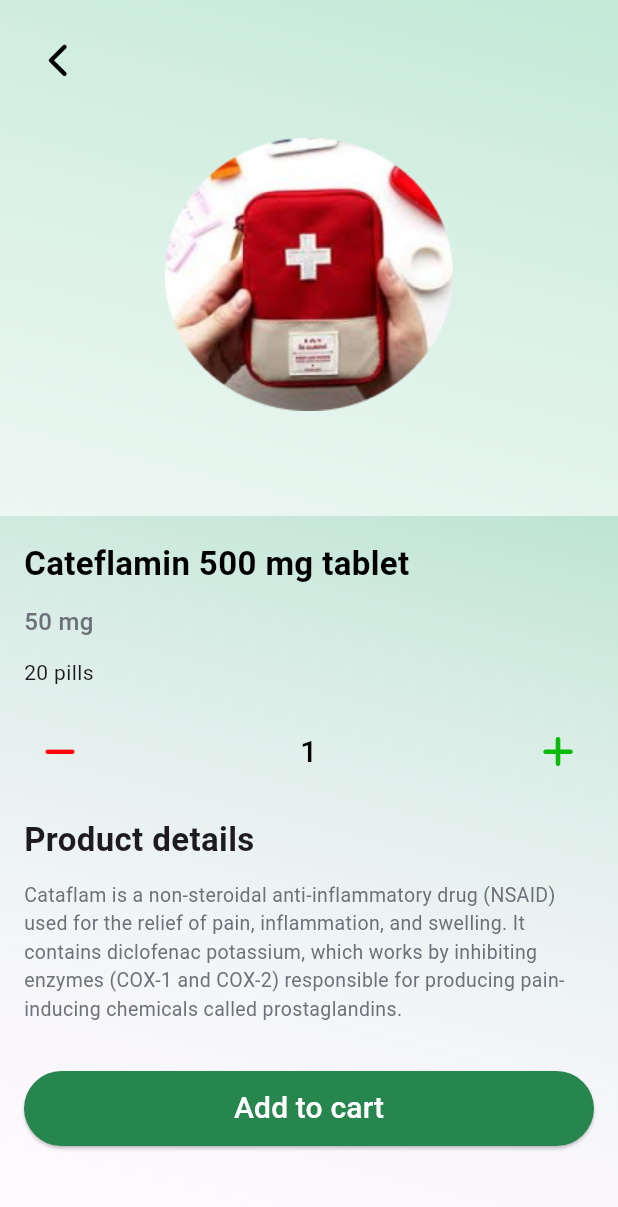
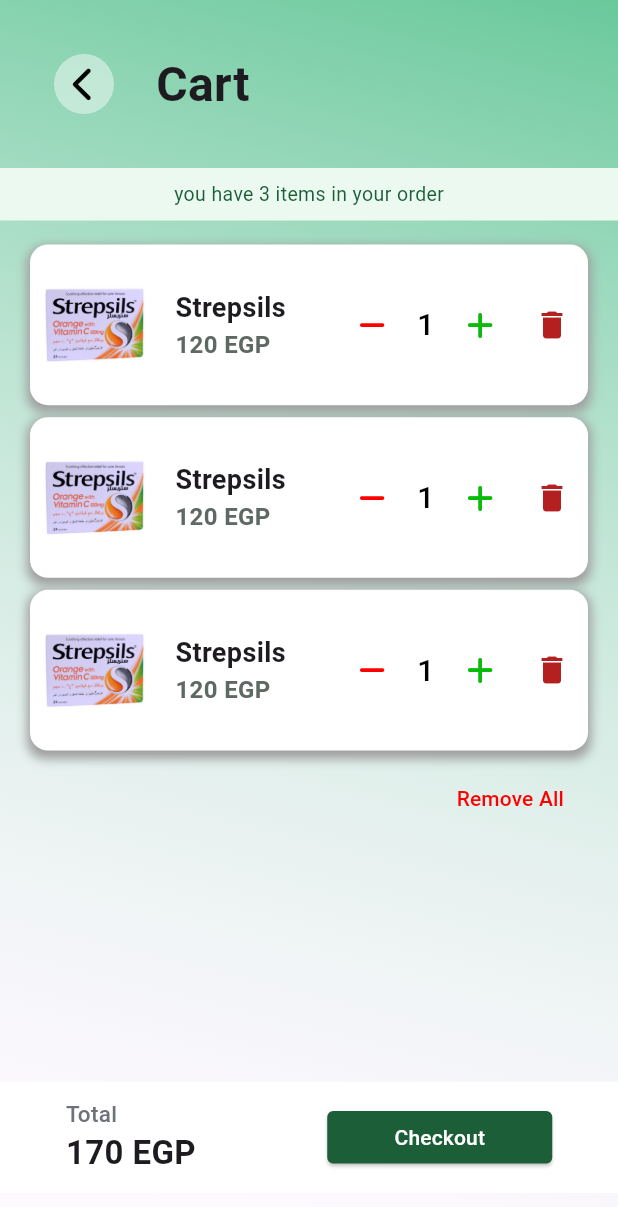
Before and after one commit to Samermohamed56/medical_app, a Flutter app: the ProductView screen opened directly, after a tap on "Add to cart", on a phone screen of 412 x 824 dp. Shown: the top 1207 px of the screen. Run offline on Flutter 3.47's test engine with Material 3 defaults, Android fonts, the phone set to English and light mode, and no system bars; drawn by our look-alikes of carousel_slider, flutter_spinbox; our stand-ins replace font_awesome_flutter, pinput.

Commit message:
build cart view

```diff
--- /dev/null
+++ b/lib/cart/cart_body.dart
@@ -0,0 +1,241 @@
+import 'package:flutter/material.dart';
+import 'package:flutter_spinbox/flutter_spinbox.dart';
+import 'package:font_awesome_flutter/font_awesome_flutter.dart';
+import 'package:medical/cart/empty%20cart/empty_cart_view.dart';
+
+class CartBody extends StatelessWidget {
+  const CartBody({super.key});
+
+  @override
+  Widget build(BuildContext context) {
+    return CustomScrollView(
+      slivers: [
+        SliverToBoxAdapter(
+          child: Padding(
+            padding: const EdgeInsets.only(top: 32.0),
+            child: Column(
+              crossAxisAlignment: CrossAxisAlignment.start,
+              children: [
+                Row(
+                  children: [
+                    SizedBox(width: 32),
+                    IconButton(
+                      style: ButtonStyle(
+                        backgroundColor: WidgetStateProperty.all(
+                          const Color.fromARGB(115, 255, 255, 255),
+                        ),
+                      ),
+                      onPressed: () {
+                        Navigator.pop(context);
+                      },
+                      icon: Icon(
+                        FontAwesomeIcons.chevronLeft,
+                        color: Colors.black,
+                      ),
+                    ),
+                    SizedBox(width: 24),
+                    Text(
+                      "Cart",
+                      style: TextStyle(
+                        fontSize: 32,
+                        fontWeight: FontWeight.w700,
+                      ),
+                    ),
+                  ],
+                ),
+                SizedBox(height: 32),
+                Container(
+                  decoration: BoxDecoration(color: Color(0xffEBF9F1)),
+                  width: double.infinity,
+
+                  child: Center(
+                    child: Padding(
+                      padding: const EdgeInsets.all(8.0),
+                      child: Text(
+                        "you have 3 items in your order",
+                        style: TextStyle(
+                          fontSize: 13,
+                          fontWeight: FontWeight.w400,
+                          color: Color(0xff1B5E37),
+                        ),
+                      ),
+                    ),
+                  ),
+                ),
+                SizedBox(height: 16),
+                CartCard(),
+                SizedBox(height: 8),
+                CartCard(),
+                SizedBox(height: 8),
+                CartCard(),
+                SizedBox(height: 8),
+                Row(
+                  mainAxisAlignment: MainAxisAlignment.end,
+                  children: [
+                    TextButton(
+                      onPressed: () {},
+                      child: Text(
+                        "Remove All",
+                        style: TextStyle(
+                          color: const Color.fromARGB(255, 255, 0, 0),
+                        ),
+                      ),
+                    ),
+                    SizedBox(width: 24),
+                  ],
+                ),
+
+                SizedBox(height: MediaQuery.of(context).size.height * 0.2),
+
+                Container(
+                  width: double.infinity,
+                  height: MediaQuery.of(context).size.height * 0.09,
+                  decoration: BoxDecoration(
+                    color: Color.fromARGB(255, 255, 255, 255),
+                  ),
+                  child: Row(
+                    crossAxisAlignment: CrossAxisAlignment.center,
+                    mainAxisAlignment: MainAxisAlignment.spaceAround,
+                    children: [
+                      Column(
+                        mainAxisAlignment: MainAxisAlignment.center,
+                        crossAxisAlignment: CrossAxisAlignment.start,
+                        children: [
+                          Text(
+                            "Total",
+                            style: TextStyle(
+                              fontWeight: FontWeight.w500,
+                              fontSize: 15,
+                              color: Color(0xff6C7278),
+                            ),
+                          ),
+                          Text(
+                            "170 EGP",
+                            style: TextStyle(
+                              fontWeight: FontWeight.w600,
+                              fontSize: 22,
+                            ),
+                          ),
+                        ],
+                      ),
+                      SizedBox(
+                        width: 150,
+                        height: 35,
+                        child: ElevatedButton(
+                          style: ButtonStyle(
+                            shape:
+                                WidgetStateProperty.all<RoundedRectangleBorder>(
+                                  RoundedRectangleBorder(
+                                    borderRadius: BorderRadius.circular(4.0),
+                                  ),
+                                ),
+                            backgroundColor: WidgetStateProperty.all(
+                              Color(0xff1B5E37),
+                            ),
+                          ),
+                          onPressed: () {
+                            Navigator.push(
+                              context,
+                              MaterialPageRoute(
+                                builder: (context) => EmptyCartView(),
+                              ),
+                            );
+                          },
+                          child: Text(
+                            "Checkout",
+                            style: TextStyle(color: Colors.white),
+                          ),
+                        ),
+                      ),
+                    ],
+                  ),
+                ),
+              ],
+            ),
+          ),
+        ),
+      ],
+    );
+  }
+}
+
+class CartCard extends StatelessWidget {
+  const CartCard({super.key});
+
+  @override
+  Widget build(BuildContext context) {
+    return Container(
+      padding: EdgeInsets.symmetric(vertical: 8),
+      margin: EdgeInsets.symmetric(horizontal: 20),
+      height: MediaQuery.of(context).size.height * 0.13,
+      decoration: BoxDecoration(
+        borderRadius: BorderRadius.circular(12),
+        color: Colors.white,
+        boxShadow: [
+          BoxShadow(
+            color: Colors.grey.withValues(alpha: 1),
+            spreadRadius: 2,
+            blurRadius: 5,
+            offset: Offset(0, 3),
+          ),
+        ],
+      ),
+      child: Row(
+        children: [
+          SizedBox(width: 10),
+          Image.asset("assets/med.png", height: 50, fit: BoxFit.fill),
+          SizedBox(width: 20),
+          Column(
+            mainAxisAlignment: MainAxisAlignment.center,
+            crossAxisAlignment: CrossAxisAlignment.start,
+            children: [
+              Text(
+                "Strepsils",
+                style: TextStyle(fontSize: 18, fontWeight: FontWeight.w600),
+              ),
+              Text(
+                "120 EGP",
+                style: TextStyle(
+                  fontSize: 16,
+                  fontWeight: FontWeight.w600,
+                  color: Color.fromARGB(255, 95, 105, 99),
+                ),
+              ),
+            ],
+          ),
+          Spacer(),
+          SizedBox(
+            width: 120,
+            child: SpinBox(
+              iconSize: 20,
+              incrementIcon: Icon(
+                FontAwesomeIcons.plus,
+                color: Color.fromARGB(255, 10, 187, 10),
+              ),
+              decrementIcon: Icon(
+                FontAwesomeIcons.minus,
+                color: Color.fromARGB(255, 255, 0, 0),
+              ),
+              min: 1,
+              textStyle: TextStyle(color: Colors.black, fontSize: 20),
+              max: 100,
+              value: 1,
+              onChanged: (value) {},
+              decoration: InputDecoration(
+                border: OutlineInputBorder(
+                  borderRadius: BorderRadius.circular(8),
+                  borderSide: BorderSide.none,
+                ),
+              ),
+            ),
+          ),
+
+          IconButton(
+            onPressed: () {},
+            icon: Icon(Icons.delete, color: Color.fromARGB(255, 180, 32, 32)),
+          ),
+        ],
+      ),
+    );
+  }
+}
--- /dev/null
+++ b/lib/cart/cart_view.dart
@@ -0,0 +1,27 @@
+import 'package:flutter/material.dart';
+import 'package:medical/cart/cart_body.dart';
+import 'package:medical/constance.dart';
+
+class CartView extends StatelessWidget {
+  const CartView({super.key});
+
+  @override
+  Widget build(BuildContext context) {
+    return SafeArea(
+      child: Scaffold(
+        body: Container(
+          height: double.infinity,
+
+          decoration: const BoxDecoration(
+            gradient: LinearGradient(
+              begin: Alignment.topRight,
+              end: Alignment.bottomCenter,
+              colors: Constance.backgroundColor,
+            ),
+          ),
+          child: CartBody(),
+        ),
+      ),
+    );
+  }
+}
--- /dev/null
+++ b/lib/cart/empty cart/empty_cart_body.dart
@@ -0,0 +1,47 @@
+import 'package:flutter/material.dart';
+import 'package:font_awesome_flutter/font_awesome_flutter.dart';
+import 'package:medical/home/home%20page/home_view.dart';
+import 'package:medical/widgets/custem_button.dart';
+
+class EmptyCartBody extends StatelessWidget {
+  const EmptyCartBody({super.key});
+
+  @override
+  Widget build(BuildContext context) {
+    return Padding(
+      padding: const EdgeInsets.all(16.0),
+      child: SizedBox(
+        width: double.infinity,
+        child: Column(
+          crossAxisAlignment: CrossAxisAlignment.start,
+          children: [
+            IconButton(
+              onPressed: () {},
+              icon: Icon(FontAwesomeIcons.chevronLeft),
+            ),
+            Expanded(
+              child: Column(
+                mainAxisAlignment: MainAxisAlignment.center,
+                crossAxisAlignment: CrossAxisAlignment.center,
+                children: [
+                  Image.asset("assets/empty.png"),
+                  SizedBox(height: 20),
+                  CustomButton(
+                    onPressed: () {
+                      Navigator.push(
+                        context,
+                        MaterialPageRoute(builder: (context) => HomeView()),
+                      );
+                    },
+                    text: "Explore Categories",
+                    backgroundcolor: Color(0xff26864E),
+                  ),
+                ],
+              ),
+            ),
+          ],
+        ),
+      ),
+    );
+  }
+}
--- /dev/null
+++ b/lib/cart/empty cart/empty_cart_view.dart
@@ -0,0 +1,27 @@
+import 'package:flutter/material.dart';
+import 'package:medical/cart/empty%20cart/empty_cart_body.dart';
+import 'package:medical/constance.dart';
+
+class EmptyCartView extends StatelessWidget {
+  const EmptyCartView({super.key});
+
+  @override
+  Widget build(BuildContext context) {
+    return SafeArea(
+      child: Scaffold(
+        body: Container(
+          height: double.infinity,
+
+          decoration: const BoxDecoration(
+            gradient: LinearGradient(
+              begin: Alignment.topRight,
+              end: Alignment.bottomCenter,
+              colors: Constance.backgroundColor,
+            ),
+          ),
+          child: EmptyCartBody(),
+        ),
+      ),
+    );
+  }
+}
--- a/lib/home/home page/home_body.dart
+++ b/lib/home/home page/home_body.dart
@@ -63,7 +63,7 @@ class HomeBody extends StatelessWidget {
                         fontWeight: FontWeight.w600,
                       ),
                     ),
-
+                    Spacer(),
                     TextButton.icon(
                       iconAlignment: IconAlignment.end,
                       icon: Icon(
--- a/lib/home/product details/product_body.dart
+++ b/lib/home/product details/product_body.dart
@@ -2,6 +2,7 @@ import 'package:carousel_slider/carousel_slider.dart';
 import 'package:flutter/material.dart';
 import 'package:flutter_spinbox/flutter_spinbox.dart';
 import 'package:font_awesome_flutter/font_awesome_flutter.dart';
+import 'package:medical/cart/cart_view.dart';
 import 'package:medical/widgets/custem_button.dart';
 
 class ProductBody extends StatelessWidget {
@@ -122,6 +123,12 @@ class ProductBody extends StatelessWidget {
                 ),
                 SizedBox(height: 32),
                 CustomButton(
+                  onPressed: () {
+                    Navigator.push(
+                      context,
+                      MaterialPageRoute(builder: (context) => CartView()),
+                    );
+                  },
                   text: "Add to cart",
                   backgroundcolor: Color(0xff26864E),
                 ),
```
Also changed, not shown: assets/empty.png (added).
